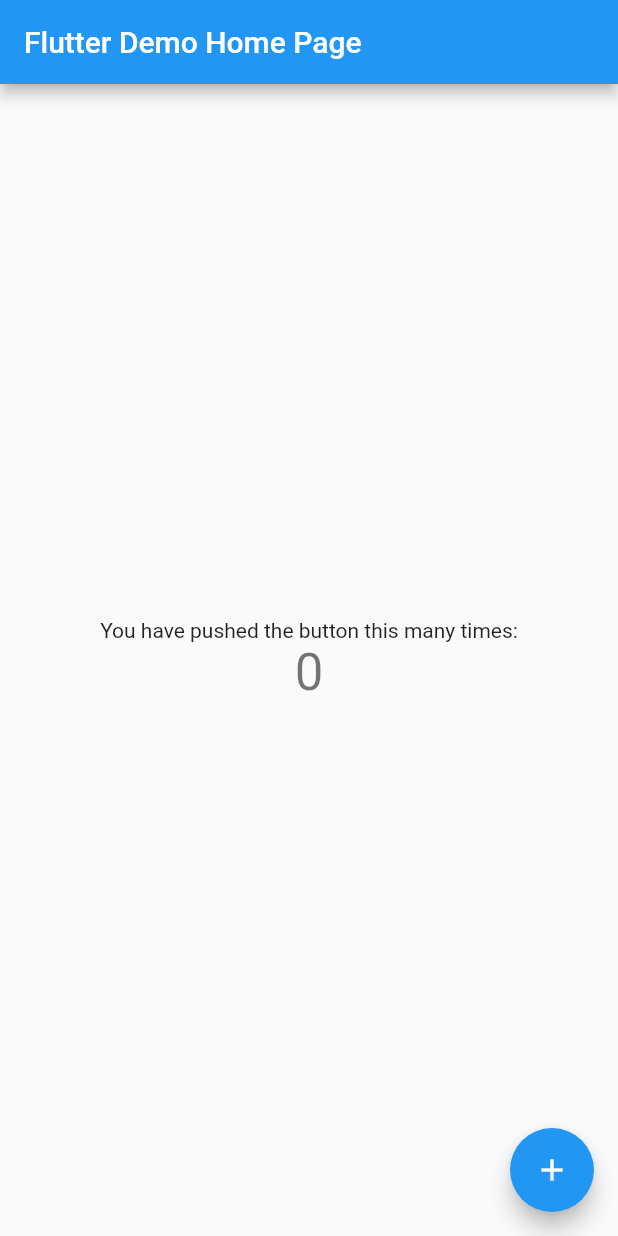
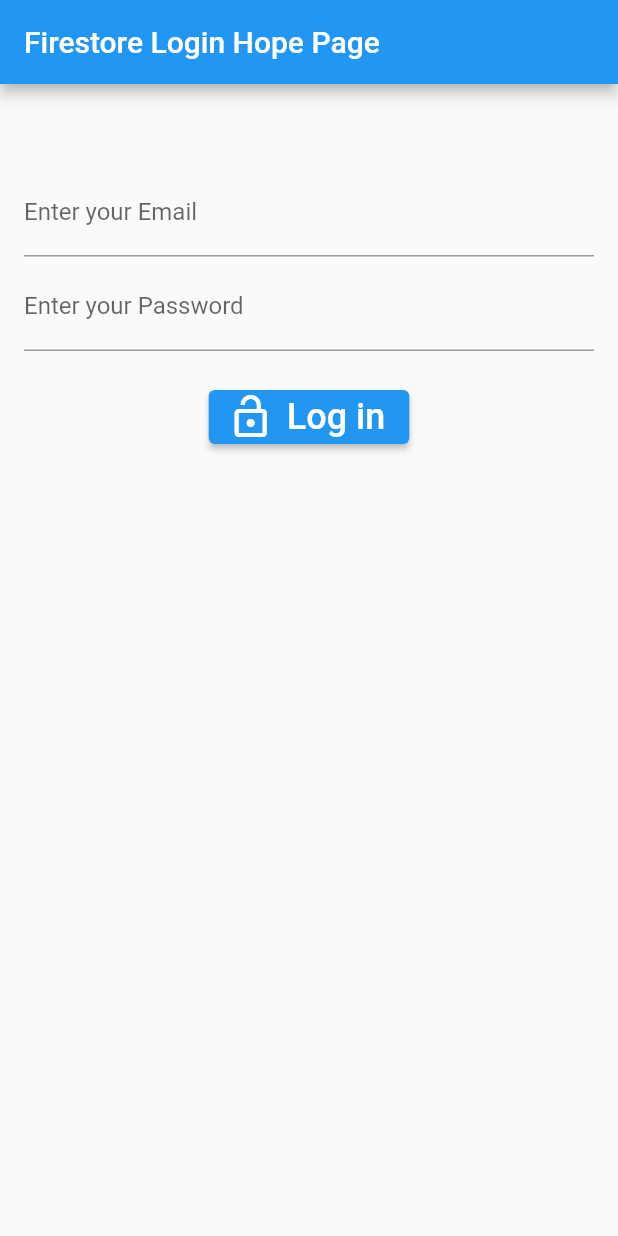
Before and after one commit to ScottFarestrand/FS_Test, a Flutter app: the screen it shows after launch, on a phone screen of 412 x 824 dp. Run offline on Flutter 3.47's test engine with Material 2 defaults, Android fonts, the phone set to English and light mode, and no system bars; our stand-ins replace firebase_auth, firebase_core; accounts and stored records are empty.

Commit message:
First Attempt Completed

```diff
--- a/lib/main.dart
+++ b/lib/main.dart
@@ -1,6 +1,9 @@
-import 'package:cloud_firestore/cloud_firestore.dart';
+// import 'package:cloud_firestore/cloud_firestore.dart';
+import 'package:firebase_auth/firebase_auth.dart';
 import 'package:firebase_core/firebase_core.dart';
 import 'package:flutter/material.dart';
+import 'widgets/login.dart';
+import 'widgets/signInForm.dart';
 
 // void main() {
 //   runApp(const MyApp());
@@ -18,20 +21,12 @@ class MyApp extends StatelessWidget {
   @override
   Widget build(BuildContext context) {
     return MaterialApp(
-      title: 'Flutter Demo',
+      title: 'Firestore Login',
       theme: ThemeData(
-        // This is the theme of your application.
-        //
-        // Try running your application with "flutter run". You'll see the
-        // application has a blue toolbar. Then, without quitting the app, try
-        // changing the primarySwatch below to Colors.green and then invoke
-        // "hot reload" (press "r" in the console where you ran "flutter run",
-        // or simply save your changes to "hot reload" in a Flutter IDE).
-        // Notice that the counter didn't reset back to zero; the application
-        // is not restarted.
+
         primarySwatch: Colors.blue,
       ),
-      home: const MyHomePage(title: 'Flutter Demo Home Page'),
+      home: const MyHomePage(title: 'Firestore Login Hope Page'),
     );
   }
 }
@@ -39,14 +34,6 @@ class MyApp extends StatelessWidget {
 class MyHomePage extends StatefulWidget {
   const MyHomePage({Key? key, required this.title}) : super(key: key);
 
-  // This widget is the home page of your application. It is stateful, meaning
-  // that it has a State object (defined below) that contains fields that affect
-  // how it looks.
-
-  // This class is the configuration for the state. It holds the values (in this
-  // case the title) provided by the parent (in this case the App widget) and
-  // used by the build method of the State. Fields in a Widget subclass are
-  // always marked "final".
 
   final String title;
 
@@ -55,68 +42,27 @@ class MyHomePage extends StatefulWidget {
 }
 
 class _MyHomePageState extends State<MyHomePage> {
-  int _counter = 0;
 
-  void _incrementCounter() {
-    setState(() {
-      // This call to setState tells the Flutter framework that something has
-      // changed in this State, which causes it to rerun the build method below
-      // so that the display can reflect the updated values. If we changed
-      // _counter without calling setState(), then the build method would not be
-      // called again, and so nothing would appear to happen.
-      _counter++;
-    });
-  }
 
   @override
   Widget build(BuildContext context) {
-    // This method is rerun every time setState is called, for instance as done
-    // by the _incrementCounter method above.
-    //
-    // The Flutter framework has been optimized to make rerunning build methods
-    // fast, so that you can just rebuild anything that needs updating rather
-    // than having to individually change instances of widgets.
-    return Scaffold(
+    print("Building");
+       return Scaffold(
       appBar: AppBar(
-        // Here we take the value from the MyHomePage object that was created by
-        // the App.build method, and use it to set our appbar title.
-        title: Text(widget.title),
+         title: Text(widget.title),
       ),
-      body: Center(
-        // Center is a layout widget. It takes a single child and positions it
-        // in the middle of the parent.
-        child: Column(
-          // Column is also a layout widget. It takes a list of children and
-          // arranges them vertically. By default, it sizes itself to fit its
-          // children horizontally, and tries to be as tall as its parent.
-          //
-          // Invoke "debug painting" (press "p" in the console, choose the
-          // "Toggle Debug Paint" action from the Flutter Inspector in Android
-          // Studio, or the "Toggle Debug Paint" command in Visual Studio Code)
-          // to see the wireframe for each widget.
-          //
-          // Column has various properties to control how it sizes itself and
-          // how it positions its children. Here we use mainAxisAlignment to
-          // center the children vertically; the main axis here is the vertical
-          // axis because Columns are vertical (the cross axis would be
-          // horizontal).
-          mainAxisAlignment: MainAxisAlignment.center,
-          children: <Widget>[
-            const Text(
-              'You have pushed the button this many times:',
-            ),
-            Text(
-              '$_counter',
-              style: Theme.of(context).textTheme.headline4,
-            ),
-          ],
-        ),
+      body: StreamBuilder<User?>(
+        stream: FirebaseAuth.instance.authStateChanges(),
+        builder: (context, snapshot){
+          if (snapshot.hasData == false){
+            print("LOGIN");
+              return Login();}
+            else{
+              print("LOGGED IN");
+            return HomePage();
+          }
+        },
       ),
-      floatingActionButton: FloatingActionButton(
-        onPressed: _incrementCounter,
-        tooltip: 'Increment',
-        child: const Icon(Icons.add),
-      ), // This trailing comma makes auto-formatting nicer for build methods.
     );
   }
 }
--- /dev/null
+++ b/lib/widgets/login.dart
@@ -0,0 +1,66 @@
+
+import 'package:firebase_auth/firebase_auth.dart';
+import 'package:flutter/material.dart';
+
+class Login extends StatefulWidget {
+  const Login({Key? key}) : super(key: key);
+
+  @override
+  _LoginState createState() => _LoginState();
+}
+
+class _LoginState extends State<Login> {
+  final emailController = TextEditingController();
+  final passwordController = TextEditingController();
+  @override
+  void dispose() {
+    emailController.dispose();
+    passwordController.dispose();
+    super.dispose();
+  }
+  Widget build(BuildContext context) {
+    return SingleChildScrollView(
+      padding: EdgeInsets.all(16),
+      child: Column(
+        mainAxisAlignment: MainAxisAlignment.center,
+        children: [
+          SizedBox(height: 40),
+          TextField(
+            controller: emailController,
+            cursorColor: Colors.white,
+            textInputAction: TextInputAction.next,
+            decoration: InputDecoration(
+              labelText: "Enter your Email"
+            ),
+          ),
+          SizedBox(height: 4),
+          TextField(
+            controller: passwordController,
+            cursorColor: Colors.white,
+            textInputAction: TextInputAction.done,
+            decoration: InputDecoration(
+                labelText: "Enter your Password"
+            ),
+          ),
+          SizedBox(height: 20),
+          ElevatedButton.icon(
+              style: ElevatedButton.styleFrom(
+                maximumSize: Size.fromHeight(50),
+              ),
+              icon: Icon(Icons.lock_open, size: 32),
+              label: Text("Log in", style: TextStyle(fontSize: 24),),
+              onPressed: (){
+                print("Trying to Login");
+                login(emailController.text.trim(), passwordController.text.trim());
+              } ),
+        ],
+      ),
+    );
+
+
+  }
+}
+Future login(email, password) async {
+  print("Signing In");
+  await FirebaseAuth.instance.signInWithEmailAndPassword(email: email, password: password);
+}
--- a/pubspec.yaml
+++ b/pubspec.yaml
@@ -18,7 +18,7 @@ publish_to: 'none' # Remove this line if you wish to publish to pub.dev
 version: 1.0.0+1
 
 environment:
-  sdk: ">=2.16.1 <3.0.0"
+  sdk: ">=2.17.0 <3.0.0"
 
 # Dependencies specify other packages that your package needs in order to work.
 # To automatically upgrade your package dependencies to the latest versions
@@ -35,6 +35,7 @@ dependencies:
   # Use with the CupertinoIcons class for iOS style icons.
   cupertino_icons: ^1.0.2
   cloud_firestore: ^3.1.5
+  firebase_auth: ^3.3.4
 
 dev_dependencies:
   flutter_test:
```
Also changed, not shown: lib/widgets/signInForm.dart (added, +34 -0 lines), pubspec.lock.
